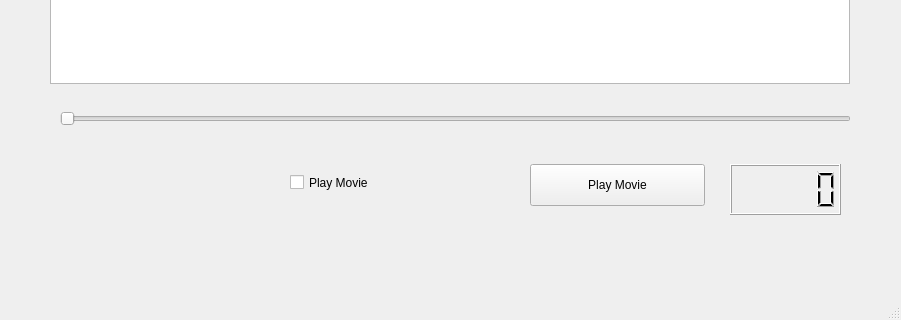
The window that QCaesarTemplate.ui (Geo-X-Hackathon/PyCaesar) describes before a commit, drawn with Qt 5; both pictures show x 0 to 901 and y 966 to 1286 of the 901 by 1286 pixel window.
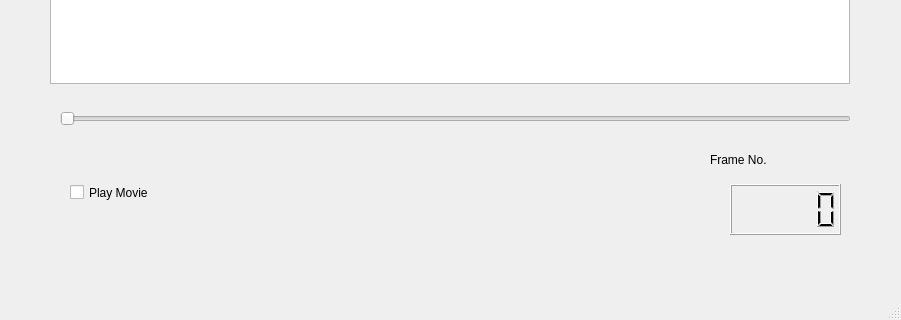
The same window after the commit. Custom widgets are drawn as their Qt base class.

```diff
--- a/QCaesarTemplate.ui
+++ b/QCaesarTemplate.ui
@@ -38,7 +38,7 @@
     <property name="geometry">
      <rect>
       <x>730</x>
-      <y>1130</y>
+      <y>1150</y>
       <width>111</width>
       <height>51</height>
      </rect>
@@ -57,24 +57,11 @@
      <enum>Qt::Horizontal</enum>
     </property>
    </widget>
-   <widget class="QPushButton" name="pushButton">
-    <property name="geometry">
-     <rect>
-      <x>530</x>
-      <y>1130</y>
-      <width>175</width>
-      <height>42</height>
-     </rect>
-    </property>
-    <property name="text">
-     <string>Play Movie</string>
-    </property>
-   </widget>
    <widget class="QCheckBox" name="checkBox">
     <property name="geometry">
      <rect>
-      <x>290</x>
-      <y>1130</y>
+      <x>70</x>
+      <y>1140</y>
       <width>181</width>
       <height>37</height>
      </rect>
@@ -83,6 +70,19 @@
      <string>Play Movie</string>
     </property>
    </widget>
+   <widget class="QLabel" name="label">
+    <property name="geometry">
+     <rect>
+      <x>710</x>
+      <y>1110</y>
+      <width>151</width>
+      <height>32</height>
+     </rect>
+    </property>
+    <property name="text">
+     <string>Frame No.</string>
+    </property>
+   </widget>
   </widget>
   <widget class="QMenuBar" name="menubar">
    <property name="geometry">
```
